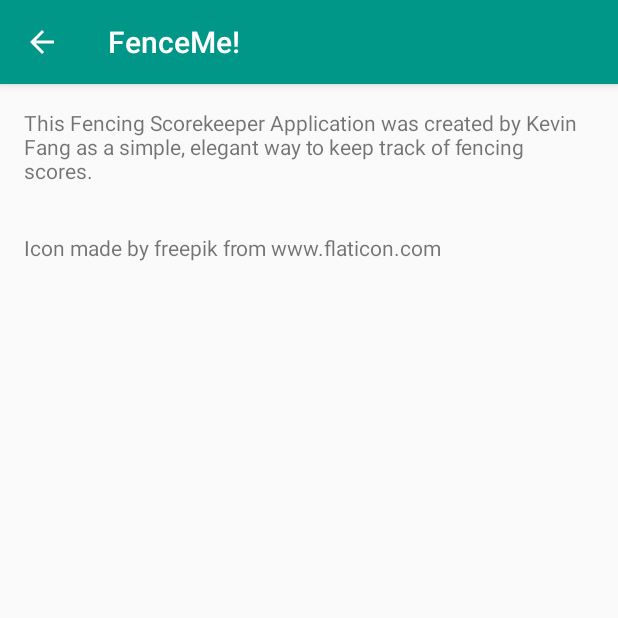
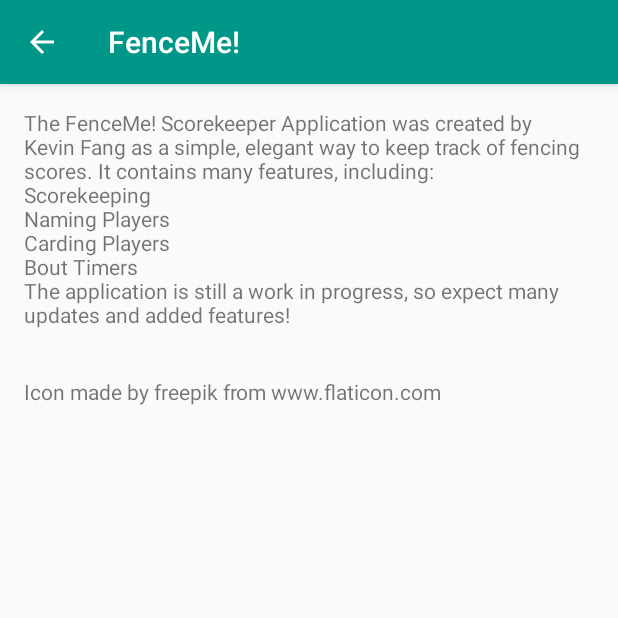
Before and after one commit to kevin-fang/FenceMe-Scorekeeper, an Android app: the AboutActivity screen opened directly, with no data from a screen before it, on a phone screen of 412 x 824 dp, the top half of it. Run offline under Robolectric (Android 15) with nearby library versions, the phone set to English and light mode, and no system bars.

Commit message:
added better strings for about page

```diff
--- a/app/src/main/res/values/strings.xml
+++ b/app/src/main/res/values/strings.xml
@@ -10,7 +10,9 @@
     <string name="reset_timer">Reset Timer</string>
     <string name="subtract_point">-</string>
     <string name="about">About this app</string>
-    <string name="about_text">This Fencing Scorekeeper Application was created by Kevin Fang as a simple, elegant way to keep track of fencing scores.</string>
+    <string name="about_text">The FenceMe! Scorekeeper Application was created by Kevin Fang as a
+        simple, elegant way to keep track of fencing scores. It contains many features,
+        including:\nScorekeeping\nNaming Players\nCarding Players\nBout Timers\nThe application is still a work in progress, so expect many updates and added features!</string>
     <string name="icon_attributes">Icon made by freepik from www.flaticon.com</string>
     <string name="no_time">0:00</string>
     <string name="black_card">Black Card</string>
```
